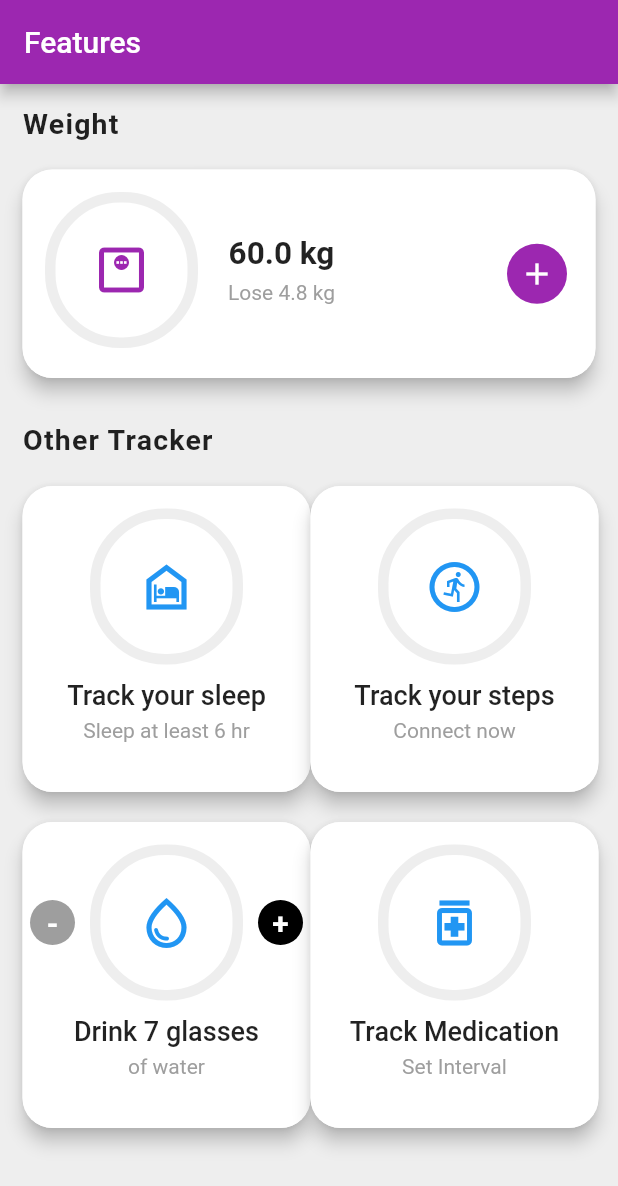
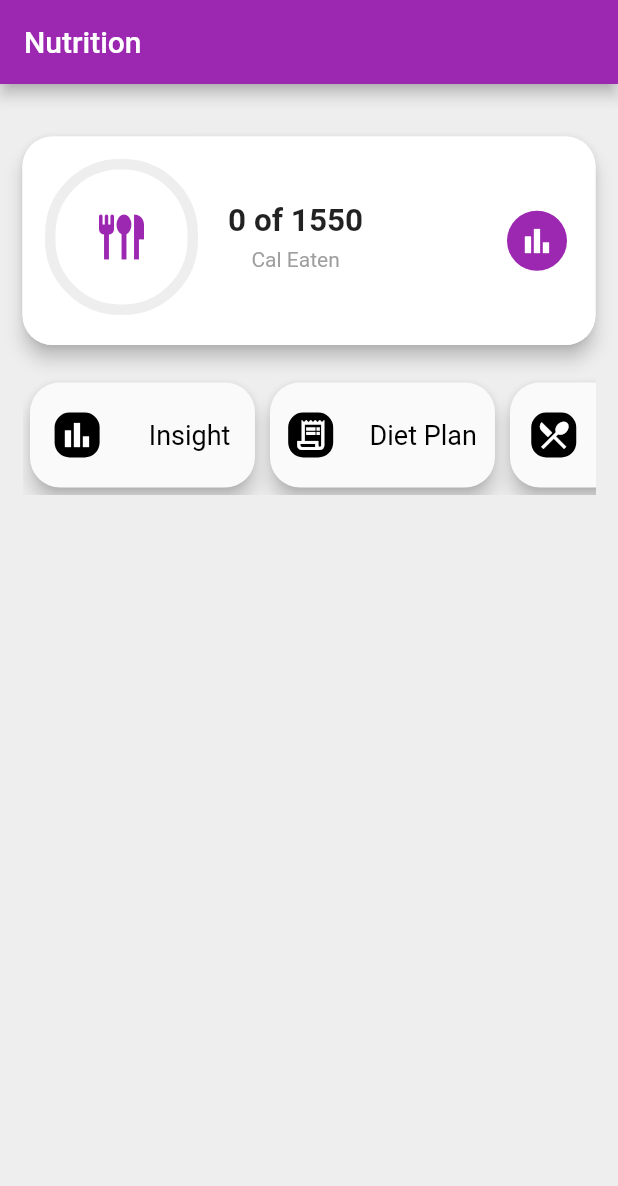
Before and after one commit to tjanhvi/Fitness-Community-App, a Flutter app: the screen it shows after launch, on a phone screen of 412 x 824 dp. Shown: the top 1186 px of the screen. Run offline on Flutter 3.47's test engine with Material 2 defaults, Android fonts, the phone set to English and light mode, and no system bars.

Commit message:
added Nutrition Page

```diff
--- /dev/null
+++ b/fitness_app/lib/screens/Nutition.dart
@@ -0,0 +1,227 @@
+// ignore_for_file: prefer_const_constructors, prefer_const_literals_to_create_immutables
+
+import 'package:flutter/material.dart';
+import 'package:flutter/src/widgets/container.dart';
+import 'package:flutter/src/widgets/framework.dart';
+
+class Nutrition extends StatefulWidget {
+  const Nutrition({super.key});
+
+  @override
+  State<Nutrition> createState() => _NutritionState();
+}
+
+class _NutritionState extends State<Nutrition> {
+  @override
+  Widget build(BuildContext context) {
+    return Scaffold(
+      backgroundColor: Colors.grey.shade200,
+      appBar: AppBar(title: const Text("Nutrition")),
+      body: Padding(
+        padding: const EdgeInsets.all(15.0),
+        child: Column(
+          children: [
+            SizedBox(
+              height: 20,
+            ),
+            Material(
+              elevation: 5,
+              borderRadius: BorderRadius.all(Radius.circular(20)),
+              child: Container(
+                padding: EdgeInsets.all(15.0),
+                height: MediaQuery.of(context).size.height - 685,
+                width: MediaQuery.of(context).size.width,
+                decoration: BoxDecoration(
+                  color: Colors.white,
+                  borderRadius: BorderRadius.all(Radius.circular(20)),
+                ),
+                child: Row(
+                  mainAxisAlignment: MainAxisAlignment.spaceBetween,
+                  children: [
+                    Column(
+                      children: [
+                        Row(
+                          children: [
+                            Container(
+                              height: MediaQuery.of(context).size.height - 720,
+                              width: MediaQuery.of(context).size.width - 310,
+                              decoration: BoxDecoration(
+                                  borderRadius: BorderRadius.circular(50),
+                                  border: Border.all(
+                                      width: 7, color: Colors.grey.shade200)),
+                              child: Icon(
+                                Icons.flatware,
+                                color: Colors.purple,
+                                size: 40,
+                              ),
+                            ),
+                            SizedBox(
+                              width: 20,
+                            ),
+                            Column(
+                              children: [
+                                Text(
+                                  "0 of 1550",
+                                  style: TextStyle(
+                                      fontWeight: FontWeight.w700,
+                                      fontSize: 21),
+                                ),
+                                SizedBox(
+                                  height: 5,
+                                ),
+                                Text(
+                                  "Cal Eaten",
+                                  textAlign: TextAlign.start,
+                                  style: TextStyle(
+                                      fontWeight: FontWeight.w400,
+                                      color: Colors.grey.shade500),
+                                ),
+                              ],
+                            ),
+                          ],
+                        )
+                      ],
+                    ),
+                    FloatingActionButton.small(
+                      elevation: 0,
+                      onPressed: () {},
+                      child: const Icon(Icons.bar_chart),
+                    )
+                  ],
+                ),
+              ),
+            ),
+            SizedBox(
+              height: 20,
+            ),
+            SingleChildScrollView(
+              scrollDirection: Axis.horizontal,
+              child: Row(children: [
+                Container(
+                  margin: EdgeInsets.symmetric(horizontal: 5, vertical: 5),
+                  child: Material(
+                    elevation: 5,
+                    borderRadius: BorderRadius.all(Radius.circular(20)),
+                    child: Container(
+                      height: 70,
+                      width: 150,
+                      child: Row(
+                        mainAxisAlignment: MainAxisAlignment.spaceAround,
+                        children: [
+                          Container(
+                              height: 30,
+                              width: 30,
+                              decoration: BoxDecoration(
+                                  color: Colors.black,
+                                  borderRadius: BorderRadius.circular(10)),
+                              child: Icon(
+                                Icons.bar_chart_outlined,
+                                color: Colors.white,
+                              )),
+                          Text(
+                            "Insight",
+                            style: TextStyle(color: Colors.black, fontSize: 18),
+                          )
+                        ],
+                      ),
+                    ),
+                  ),
+                ),
+                Container(
+                  margin: EdgeInsets.symmetric(horizontal: 5),
+                  child: Material(
+                    elevation: 5,
+                    borderRadius: BorderRadius.all(Radius.circular(20)),
+                    child: Container(
+                      height: 70,
+                      width: 150,
+                      child: Row(
+                        mainAxisAlignment: MainAxisAlignment.spaceAround,
+                        children: [
+                          Container(
+                              height: 30,
+                              width: 30,
+                              decoration: BoxDecoration(
+                                  color: Colors.black,
+                                  borderRadius: BorderRadius.circular(10)),
+                              child: Icon(
+                                Icons.receipt_long_outlined,
+                                color: Colors.white,
+                              )),
+                          Text(
+                            "Diet Plan",
+                            style: TextStyle(color: Colors.black, fontSize: 18),
+                          )
+                        ],
+                      ),
+                    ),
+                  ),
+                ),
+                Container(
+                  margin: EdgeInsets.symmetric(horizontal: 5),
+                  child: Material(
+                    elevation: 5,
+                    borderRadius: BorderRadius.all(Radius.circular(20)),
+                    child: Container(
+                      height: 70,
+                      width: 150,
+                      child: Row(
+                        mainAxisAlignment: MainAxisAlignment.spaceAround,
+                        children: [
+                          Container(
+                              height: 30,
+                              width: 30,
+                              decoration: BoxDecoration(
+                                  color: Colors.black,
+                                  borderRadius: BorderRadius.circular(10)),
+                              child: Icon(
+                                Icons.restaurant_menu_outlined,
+                                color: Colors.white,
+                              )),
+                          Text(
+                            "Recipes",
+                            style: TextStyle(color: Colors.black, fontSize: 18),
+                          )
+                        ],
+                      ),
+                    ),
+                  ),
+                ),
+                Container(
+                  margin: EdgeInsets.symmetric(horizontal: 5),
+                  child: Material(
+                    elevation: 5,
+                    borderRadius: BorderRadius.all(Radius.circular(20)),
+                    child: Container(
+                      height: 70,
+                      width: 150,
+                      child: Row(
+                        mainAxisAlignment: MainAxisAlignment.spaceAround,
+                        children: [
+                          Container(
+                              height: 30,
+                              width: 30,
+                              decoration: BoxDecoration(
+                                  color: Colors.black,
+                                  borderRadius: BorderRadius.circular(10)),
+                              child: Icon(
+                                Icons.food_bank,
+                                color: Colors.white,
+                              )),
+                          Text(
+                            "Saved Meal",
+                            style: TextStyle(color: Colors.black, fontSize: 18),
+                          )
+                        ],
+                      ),
+                    ),
+                  ),
+                ),
+              ]),
+            )
+          ],
+        ),
+      ),
+    );
+  }
+}
--- a/fitness_app/lib/screens/features_screen.dart
+++ b/fitness_app/lib/screens/features_screen.dart
@@ -1,9 +1,34 @@
-// ignore_for_file: prefer_const_literals_to_create_immutables, prefer_const_constructors
+// ignore_for_file: prefer_const_literals_to_create_immutables, prefer_const_constructors, unnecessary_cast
 
 import 'package:flutter/material.dart';
 
-class FeaturesScreen extends StatelessWidget {
+import '../widget/circle_progressbar.dart';
+
+class FeaturesScreen extends StatefulWidget {
   const FeaturesScreen({super.key});
+
+  @override
+  State<FeaturesScreen> createState() => _FeaturesScreenState();
+}
+
+class _FeaturesScreenState extends State<FeaturesScreen> {
+  int _counter = 7;
+
+  void _incrementCounter() {
+    if (0 < _counter) {
+      setState(() {
+        _counter--;
+      });
+    }
+  }
+
+  void _decrementCounter() {
+    if (_counter < 7) {
+      setState(() {
+        _counter++;
+      });
+    }
+  }
 
   @override
   Widget build(BuildContext context) {
@@ -140,14 +165,16 @@ class FeaturesScreen extends StatelessWidget {
                                 height:
                                     MediaQuery.of(context).size.height - 720,
                                 width: MediaQuery.of(context).size.width - 310,
-                                decoration: BoxDecoration(
-                                    borderRadius: BorderRadius.circular(50),
-                                    border: Border.all(
-                                        width: 7, color: Colors.grey.shade200)),
+                                child: CustomPaint(
+                                  foregroundPainter: CircleProgressbar(),
+                                  child: Container(
+                                      height: 80,
+                                      width: 80,
+                                      child: Center(
                                           child: Icon(
                                               Icons.night_shelter_outlined,
                                               color: Colors.blue,
-                                  size: 40,
+                                              size: 40))),
                                 ),
                               ),
                               SizedBox(
@@ -189,14 +216,14 @@ class FeaturesScreen extends StatelessWidget {
                                 height:
                                     MediaQuery.of(context).size.height - 720,
                                 width: MediaQuery.of(context).size.width - 310,
-                                decoration: BoxDecoration(
-                                    borderRadius: BorderRadius.circular(50),
-                                    border: Border.all(
-                                        width: 7, color: Colors.grey.shade200)),
-                                child: Icon(
-                                  Icons.run_circle_outlined,
-                                  color: Colors.blue,
-                                  size: 40,
+                                child: CustomPaint(
+                                  foregroundPainter: CircleProgressbar(),
+                                  child: Container(
+                                      height: 80,
+                                      width: 80,
+                                      child: Center(
+                                          child: Icon(Icons.run_circle_outlined,
+                                              color: Colors.blue, size: 40))),
                                 ),
                               ),
                               SizedBox(
@@ -250,7 +277,7 @@ class FeaturesScreen extends StatelessWidget {
                                     MainAxisAlignment.spaceBetween,
                                 children: [
                                   GestureDetector(
-                                    onTap: () {},
+                                    onTap: _decrementCounter,
                                     child: Container(
                                       height: 30,
                                       width: 30,
@@ -273,19 +300,20 @@ class FeaturesScreen extends StatelessWidget {
                                         720,
                                     width:
                                         MediaQuery.of(context).size.width - 310,
-                                    decoration: BoxDecoration(
-                                        borderRadius: BorderRadius.circular(50),
-                                        border: Border.all(
-                                            width: 7,
-                                            color: Colors.grey.shade200)),
+                                    child: CustomPaint(
+                                      foregroundPainter: CircleProgressbar(),
+                                      child: Container(
+                                          height: 80,
+                                          width: 80,
+                                          child: Center(
                                               child: Icon(
                                                   Icons.water_drop_outlined,
                                                   color: Colors.blue,
-                                      size: 40,
+                                                  size: 40))),
                                     ),
                                   ),
                                   GestureDetector(
-                                    onTap: () {},
+                                    onTap: _incrementCounter,
                                     child: Container(
                                       height: 30,
                                       width: 30,
@@ -309,7 +337,7 @@ class FeaturesScreen extends StatelessWidget {
                                 height: 10,
                               ),
                               Text(
-                                "Drink 7 glasses",
+                                "Drink $_counter glasses",
                                 style: TextStyle(
                                     fontWeight: FontWeight.w500, fontSize: 18),
                               ),
@@ -336,8 +364,6 @@ class FeaturesScreen extends StatelessWidget {
                           padding: EdgeInsets.all(15.0),
                           height: MediaQuery.of(context).size.height - 620,
                           width: MediaQuery.of(context).size.width - 220,
-                          // height: MediaQuery.of(context).size.width - 280,
-                          // width: MediaQuery.of(context).size.width,
                           decoration: BoxDecoration(
                             color: Colors.white,
                             borderRadius: BorderRadius.all(Radius.circular(20)),
@@ -348,14 +374,14 @@ class FeaturesScreen extends StatelessWidget {
                                 height:
                                     MediaQuery.of(context).size.height - 720,
                                 width: MediaQuery.of(context).size.width - 310,
-                                decoration: BoxDecoration(
-                                    borderRadius: BorderRadius.circular(50),
-                                    border: Border.all(
-                                        width: 7, color: Colors.grey.shade200)),
-                                child: Icon(
-                                  Icons.medication_outlined,
-                                  color: Colors.blue,
-                                  size: 40,
+                                child: CustomPaint(
+                                  foregroundPainter: CircleProgressbar(),
+                                  child: Container(
+                                      height: 80,
+                                      width: 80,
+                                      child: Center(
+                                          child: Icon(Icons.medication,
+                                              color: Colors.blue, size: 40))),
                                 ),
                               ),
                               SizedBox(
--- a/fitness_app/pubspec.yaml
+++ b/fitness_app/pubspec.yaml
@@ -36,6 +36,9 @@ dependencies:
   # The following adds the Cupertino Icons font to your application.
   # Use with the CupertinoIcons class for iOS style icons.
   cupertino_icons: ^1.0.2
+
+
+
 
 dev_dependencies:
   flutter_test:
```
Also changed, not shown: fitness_app/lib/main.dart (+93 -34 lines), fitness_app/lib/widget/circle_progressbar.dart (added, +39 -0 lines), 1 other file. Lines whose indentation alone changed are shown as unchanged.
